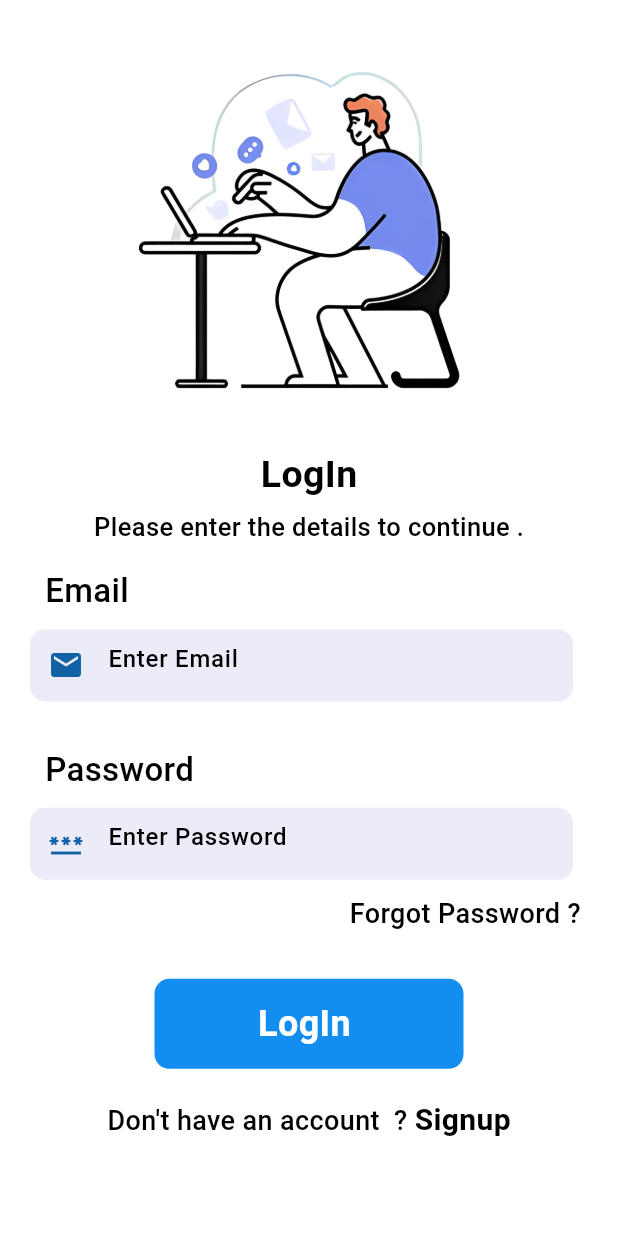
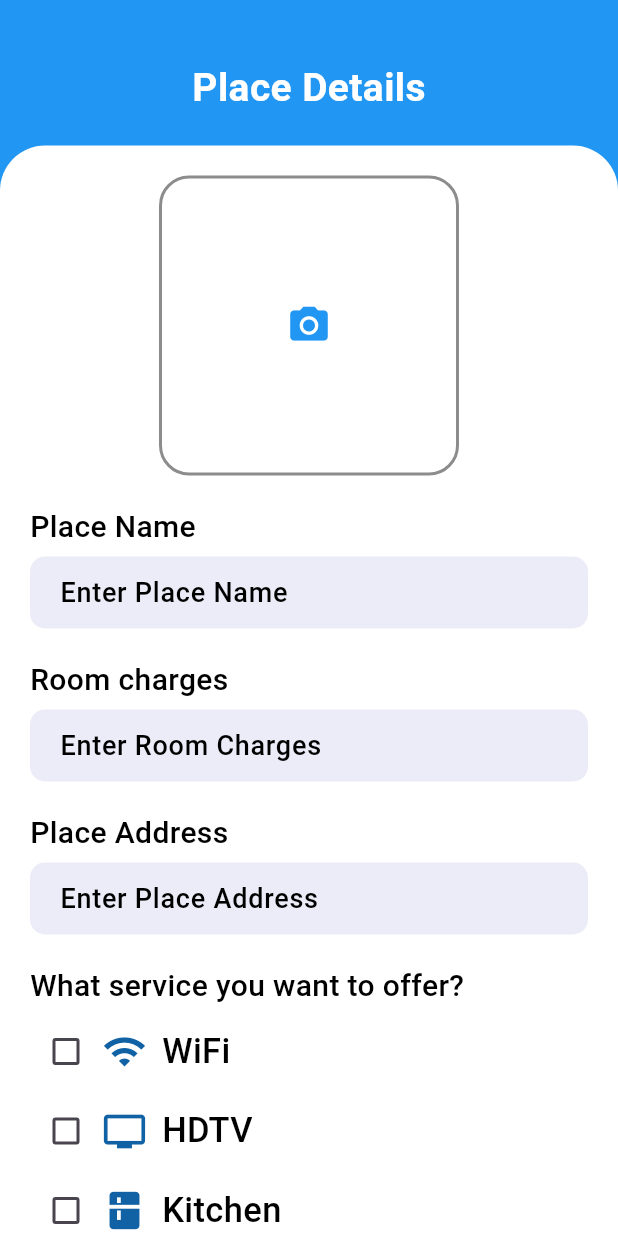
Before and after one commit to nihad3/booking-app, a Flutter app: the screen it shows after launch, on a phone screen of 412 x 824 dp. Run offline on Flutter 3.47's test engine with Material 3 defaults, Android fonts, the phone set to English and light mode, and no system bars; our stand-ins replace cloud_firestore, curved_navigation_bar, firebase_auth, firebase_core, firebase_storage, image_picker and 2 more; accounts and stored records are empty.

Commit message:
Second commit

```diff
--- /dev/null
+++ b/devtools_options.yaml
@@ -0,0 +1,3 @@
+description: This file stores settings for Dart & Flutter DevTools.
+documentation: https://docs.flutter.dev/tools/devtools/extensions#configure-extension-enablement-states
+extensions:
--- /dev/null
+++ b/lib/bookingowner/place_detail.dart
@@ -0,0 +1,325 @@
+import 'dart:io';
+
+import 'package:booking_app/bookingowner/ouner_home.dart';
+import 'package:booking_app/services/database.dart';
+import 'package:booking_app/services/widget_support.dart';
+import 'package:cloud_firestore/cloud_firestore.dart';
+import 'package:firebase_storage/firebase_storage.dart';
+import 'package:flutter/material.dart';
+import 'package:image_picker/image_picker.dart';
+import 'package:random_string/random_string.dart';
+
+class PlaceDetail extends StatefulWidget {
+  const PlaceDetail({super.key});
+
+  @override
+  State<PlaceDetail> createState() => _PlaceDetailState();
+}
+
+class _PlaceDetailState extends State<PlaceDetail> {
+  bool isChecked = false,
+      isChecked1 = false,
+      isChecked2 = false,
+      isChecked3 = false;
+
+      File? selectedImage;
+      final ImagePicker _picker = ImagePicker();
+
+      TextEditingController placenamecontroller= new TextEditingController();
+      TextEditingController placechargescontroller= new TextEditingController();
+      TextEditingController placeaddresscontroller= new TextEditingController();
+      TextEditingController placedesccontroller= new TextEditingController();
+
+    Future getImage()async{
+
+      var image = await _picker.pickImage(source: ImageSource.gallery);
+      selectedImage = File(image!.path);
+      setState(() {
+
+      });
+    }
+
+
+
+ @override
+ Widget build(BuildContext context){
+  return Scaffold(
+    backgroundColor: Colors.blue,
+    body: Container(
+
+      margin:EdgeInsets.only(top: 40.0),
+      child: Column(
+      children: [
+
+      Row(
+        mainAxisAlignment: MainAxisAlignment.center,
+        children: [
+        Text("Place Details",style: AppWidget.boldtextstyle(26.0),)
+      ],),
+      SizedBox(height: 20.0,),
+      Expanded(
+        child: Container(
+          padding: EdgeInsets.only(left: 20.0, right: 20),
+          decoration: BoxDecoration(color: Colors.white,
+          borderRadius: BorderRadius.only(
+            topLeft: Radius.circular(30),
+            topRight: Radius.circular(30))),
+            width: MediaQuery.of(context).size.width,
+            child: SingleChildScrollView(
+              child: Column(
+                crossAxisAlignment: CrossAxisAlignment.start,
+                children: [
+                  SizedBox(height: 20.0,),
+                selectedImage!=null?
+                Container(
+                  height: 200,
+                  width: 200,
+                  child: ClipRRect(
+                    borderRadius: BorderRadius.circular(20.0),
+                    child: Image.file(
+                      selectedImage!,
+                      fit: BoxFit.cover,),
+                  ),
+
+                ):
+                GestureDetector(
+                  onTap: () {
+                    getImage();
+                  },
+                  child: Center(
+                    child: Container(
+                      height: 200,
+                      width: 200,
+                      decoration: BoxDecoration(
+                        borderRadius:BorderRadius.circular(20) ,
+                        border: Border.all(
+                          width: 2.0,
+                          color: Colors.black45
+                          )
+                          ),
+                      child: Icon
+                      (Icons.camera_alt,
+                       color: Colors.blue,
+                       size: 30,),
+                    ),
+                  ),
+                ),
+                SizedBox(height: 20.0,),
+                Text("Place Name", style: AppWidget.normaltextstyle(20.0),),
+                SizedBox(height: 5.0,),
+                Container(
+                  padding: EdgeInsets.only(left: 20.0),
+                  decoration: BoxDecoration(color:  Color(0xFFececf8), borderRadius: BorderRadius.circular(10)),
+                  child: TextField(
+                    controller: placenamecontroller,
+                    decoration: InputDecoration(border: InputBorder.none,hintText: "Enter Place Name", hintStyle: AppWidget.normaltextstyle(18.0)),
+                  ),
+                ),
+
+                SizedBox(height: 20.0,),
+                Text("Room charges", style: AppWidget.normaltextstyle(20.0),),
+                SizedBox(height: 5.0,),
+                Container(
+                  padding: EdgeInsets.only(left: 20.0),
+                  decoration: BoxDecoration(color:  Color(0xFFececf8), borderRadius: BorderRadius.circular(10)),
+                  child: TextField(
+                    controller: placechargescontroller,
+                    decoration: InputDecoration(
+                      border: InputBorder.none,
+                      hintText: "Enter Room Charges ",
+                      hintStyle: AppWidget.normaltextstyle(18.0)),
+                  ),
+                ),
+                SizedBox(height: 20.0,),
+                Text("Place Address", style: AppWidget.normaltextstyle(20.0),),
+                SizedBox(height: 5.0,),
+                Container(
+                  padding: EdgeInsets.only(left: 20.0),
+                  decoration: BoxDecoration(color:  Color(0xFFececf8), borderRadius: BorderRadius.circular(10)),
+                  child: TextField(
+                    controller: placeaddresscontroller,
+                    decoration: InputDecoration(
+                      border: InputBorder.none,
+                      hintText: "Enter Place Address ",
+                      hintStyle: AppWidget.normaltextstyle(18.0)),
+                  ),
+                ),
+
+                SizedBox(height: 20.0,),
+                Text(
+                  "What service you want to offer?",
+                  style: AppWidget.normaltextstyle(20.0),
+                ),
+                SizedBox(height: 5.0,),
+                Row(
+                  mainAxisSize: MainAxisSize.min,
+                  children: [
+                    Checkbox(
+                      value: isChecked,
+                      onChanged: (bool? value){
+                      setState(() {
+                        isChecked = value!;
+                      });
+                    }
+                    ),
+                    Icon(
+                      Icons.wifi,
+                      color: const Color.fromARGB(255, 16, 98, 164),
+                      size: 30.0,
+                    ),
+                    SizedBox(width: 10.0),
+                    Text("WiFi", style: AppWidget.normaltextstyle(23.0),),
+
+                  ],
+                ),
+                SizedBox(height: 5.0),
+                Row(
+                  mainAxisSize: MainAxisSize.min,
+                  children: [
+                    Checkbox(
+                      value: isChecked1,
+                      onChanged: (bool? value){
+                      setState(() {
+                        isChecked1 = value!;
+                      });
+                    }
+                    ),
+                    Icon(
+                      Icons.tv,
+                      color: const Color.fromARGB(255, 16, 98, 164),
+                      size: 30.0,
+                    ),
+                    SizedBox(width: 10.0),
+                    Text("HDTV", style: AppWidget.normaltextstyle(23.0),),
+
+                  ],
+                ),
+                 SizedBox(height: 5.0),
+                Row(
+                  mainAxisSize: MainAxisSize.min,
+                  children: [
+                    Checkbox(
+                      value: isChecked2,
+                      onChanged: (bool? value){
+                      setState(() {
+                        isChecked2 = value!;
+                      });
+                    }
+                    ),
+                    Icon(
+                      Icons.kitchen,
+                      color: const Color.fromARGB(255, 16, 98, 164),
+                      size: 30.0,
+                    ),
+                    SizedBox(width: 10.0),
+                    Text("Kitchen", style: AppWidget.normaltextstyle(23.0),),
+
+                  ],
+                ),
+
+                 SizedBox(height: 5.0),
+                Row(
+                  mainAxisSize: MainAxisSize.min,
+                  children: [
+                    Checkbox(
+                      value: isChecked3,
+                      onChanged: (bool? value){
+                      setState(() {
+                        isChecked3 = value!;
+                      });
+                    }
+                    ),
+                    Icon(
+                      Icons.bathroom,
+                      color: const Color.fromARGB(255, 16, 98, 164),
+                      size: 30.0,
+                    ),
+                    SizedBox(width: 10.0),
+                    Text("Bathroom", style: AppWidget.normaltextstyle(23.0),),
+
+                  ],
+                ),
+                SizedBox(height: 20.0,),
+                Text(
+                  "What service you want to offer?",
+                  style: AppWidget.normaltextstyle(20.0),
+                ),
+
+                SizedBox(height: 20.0,),
+              Text("Place Description", style: AppWidget.normaltextstyle(20.0),),
+              SizedBox(height: 5.0,),
+              Container(
+                padding: EdgeInsets.only(left: 20.0),
+                decoration: BoxDecoration(color:  Color(0xFFececf8), borderRadius: BorderRadius.circular(10)),
+                child: TextField(
+                  controller: placedesccontroller,
+                  maxLines: 6,
+                  decoration: InputDecoration(
+                    border: InputBorder.none,
+                    hintText: "Enter About Place ",
+                    hintStyle: AppWidget.normaltextstyle(18.0)),
+                ),
+              ),
+              SizedBox(height: 20.0,),
+              GestureDetector(
+                onTap: ()async {
+                  String addId= randomAlphaNumeric(10);
+
+                  Reference firebaseStorageRef = FirebaseStorage.instance.ref().child("blogImage").child(addId);
+                  final UploadTask task = firebaseStorageRef.putFile(selectedImage!);
+                  var downloadUrl = await(await task).ref.getDownloadURL();
+
+                  Map<String, dynamic> addPlace ={
+                    "Image": "",
+                    "PlaceName": placenamecontroller.text,
+                    "PlacesCharges": placechargescontroller.text,
+                    "PlaceAddress": placeaddresscontroller.text,
+                    "PlaceDescription":placedesccontroller.text,
+                    "Wi-Fi": isChecked ? "true" : "false",
+                    "HDTV": isChecked1 ? "true" : "false",
+                    "Kitchen": isChecked2 ? "true" : "false",
+                    "Bathroom": isChecked3 ? "true" : "false",
+                    "Id": addId,
+
+                  };
+                  await DatabaseMethods().addPlaceInfo(addPlace, addId);
+
+                  ScaffoldMessenger.of(context).showSnackBar(
+                    SnackBar(
+                      backgroundColor: Colors.green,
+                      content: Text(
+                        "Place details has been uploaded Successefully !",
+                        style: TextStyle(
+                          fontSize: 20.0,
+                          fontWeight: FontWeight.bold,
+                          )
+
+                      ),
+                    ),
+                  );
+                  Navigator.push(context, MaterialPageRoute(builder: (context)=>OunerHome()));
+                },
+
+                child: Center(
+                  child: Container(
+                    height: 60,
+                    decoration: BoxDecoration(color: Colors.blue, borderRadius: BorderRadius.circular(10)),
+                    width: MediaQuery.of(context).size.width/1.5,
+                    child: Center(child: Text("Submit", style: AppWidget.boldtextstyle(26.0),)),
+                  ),
+                ),
+              ),
+
+              SizedBox(height: 20.0,),
+
+
+
+
+              ],),
+            ),
+        ),
+      )
+    ],),),
+  );
+ }
+}
--- a/lib/main.dart
+++ b/lib/main.dart
@@ -1,5 +1,7 @@
+import 'package:booking_app/bookingowner/place_detail.dart';
 import 'package:booking_app/pages/bottomnav.dart';
 import 'package:booking_app/pages/login.dart';
+import 'package:booking_app/pages/signup.dart';
 import 'package:firebase_core/firebase_core.dart';
 import 'package:flutter/material.dart';
 
@@ -36,7 +38,7 @@ class MyApp extends StatelessWidget {
         // tested with just a hot reload.
         colorScheme: ColorScheme.fromSeed(seedColor: Colors.deepPurple),
       ),
-      home:Login()
+      home:PlaceDetail()
     );
   }
 }
--- a/lib/pages/signup.dart
+++ b/lib/pages/signup.dart
@@ -31,7 +31,7 @@ class _SignupState extends State<Signup> {
           String id = randomAlphaNumeric(10);
           Map<String, dynamic> userInfoMap={
             "Name":namecontroller.text,
-            "Email":namecontroller.text,
+            "Email":mailcontroller.text,
             "Id": id,
 
           };
@@ -86,6 +86,7 @@ class _SignupState extends State<Signup> {
     return Scaffold(
       backgroundColor: Colors.white,
       body:Container(
+        child: SingleChildScrollView(
           child: Column(
           crossAxisAlignment: CrossAxisAlignment.start,
           children:[
@@ -170,7 +171,9 @@ class _SignupState extends State<Signup> {
                 SizedBox(height: 30.0,),
                 GestureDetector(
           onTap: (){
-          if(namecontroller.text!="" && mailcontroller.text!="" && passwordcontroller.text!=""){
+            if(namecontroller.text!=""
+            && mailcontroller.text!=""
+            && passwordcontroller.text!=""){
               setState(() {
                 email = mailcontroller.text;
                 password = passwordcontroller.text;
@@ -208,7 +211,8 @@ class _SignupState extends State<Signup> {
 
 
 
-          ],),),
+            ],),
+        ),),
     );
   }
 }
--- a/lib/services/widget_support.dart
+++ b/lib/services/widget_support.dart
@@ -7,6 +7,14 @@ class AppWidget {
       color: Colors.white,
       fontSize: size,
       fontWeight: FontWeight.w500,
+    );
+  }
+
+  static TextStyle boldtextstyle(double size){
+    return TextStyle(
+      color: Colors.white,
+      fontSize: size,
+      fontWeight: FontWeight.bold,
     );
   }
 
--- a/pubspec.yaml
+++ b/pubspec.yaml
@@ -36,6 +36,8 @@ dependencies:
   firebase_auth: ^6.1.1
   random_string: ^2.3.1
   shared_preferences:
+  image_picker: ^1.2.0
+  firebase_storage: ^13.0.3
 
   # The following adds the Cupertino Icons font to your application.
   # Use with the CupertinoIcons class for iOS style icons.
```
Also changed, not shown: lib/bookingowner/ouner_home.dart (added, +18 -0 lines), lib/pages/login.dart (+14 -2 lines), lib/services/database.dart (+7 -0 lines), lib/services/shared_perference.dart (+5 -4 lines), pubspec.lock, 5 other files. Lines whose indentation alone changed are shown as unchanged.
